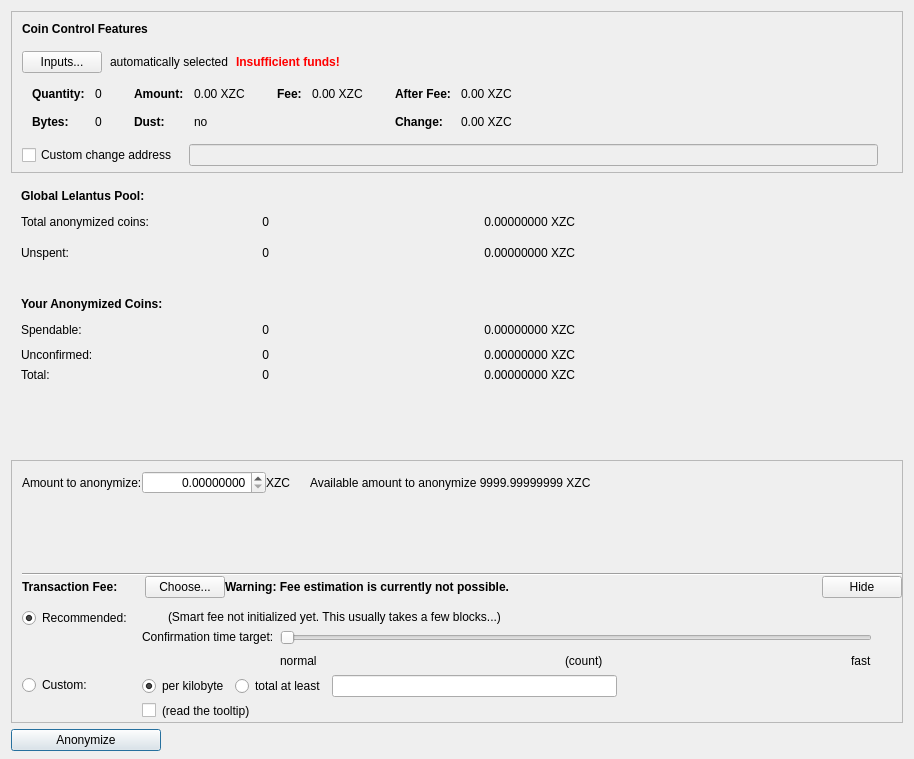
Old version of the form src/qt/forms/lelantusdialog.ui in the repository firoorg/firo.
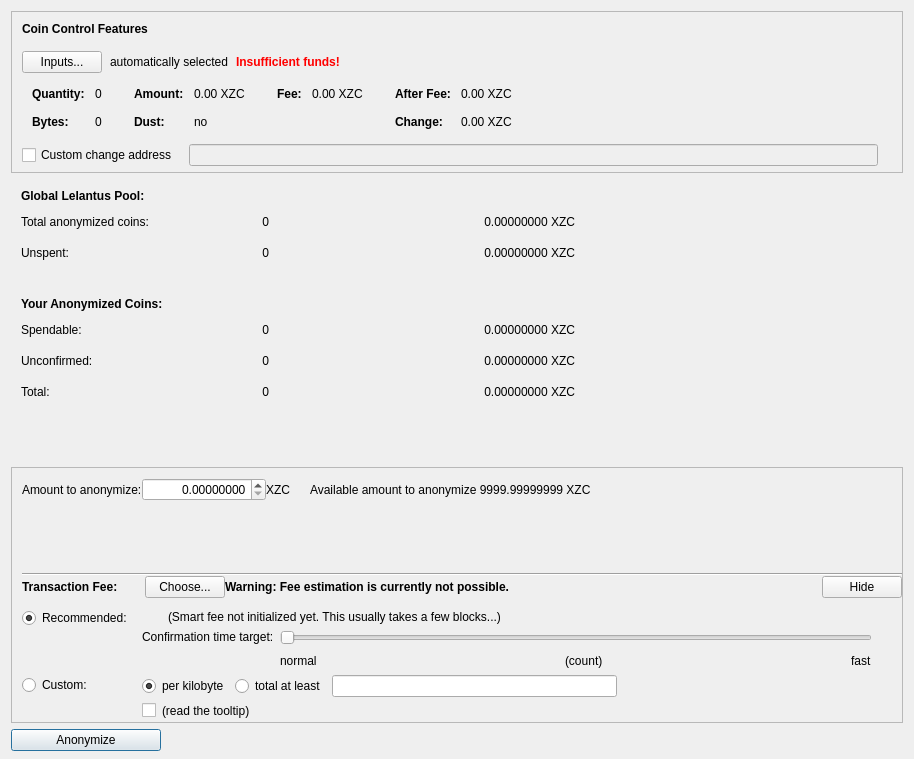
New version of the form. Icons and pictures are not drawn. Custom widgets are drawn as their Qt base class.

Diff of the .ui file:
```diff
--- a/src/qt/forms/lelantusdialog.ui
+++ b/src/qt/forms/lelantusdialog.ui
@@ -625,6 +625,12 @@
        </item>
        <item row="6" column="0">
         <widget class="QLabel" name="totalText">
+         <property name="minimumSize">
+          <size>
+           <width>0</width>
+           <height>25</height>
+          </size>
+         </property>
          <property name="text">
           <string>Total:</string>
          </property>
@@ -648,6 +654,12 @@
        </item>
        <item row="5" column="0">
         <widget class="QLabel" name="unconfirmedText">
+         <property name="minimumSize">
+          <size>
+           <width>0</width>
+           <height>25</height>
+          </size>
+         </property>
          <property name="text">
           <string>Unconfirmed:</string>
          </property>
```
